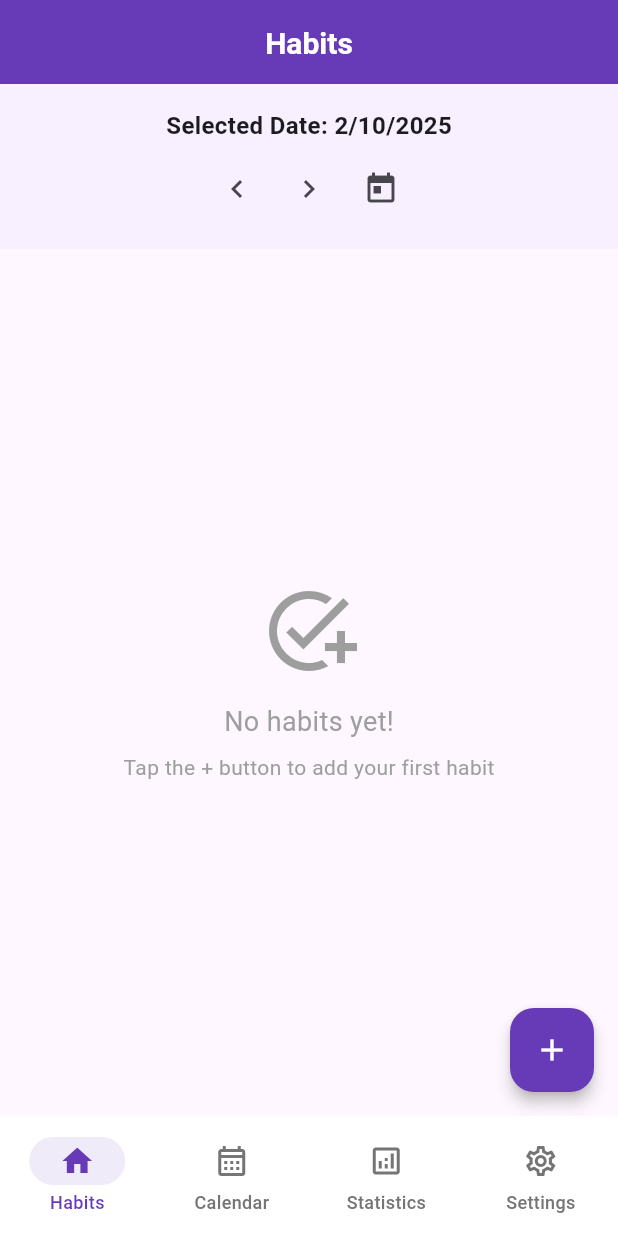
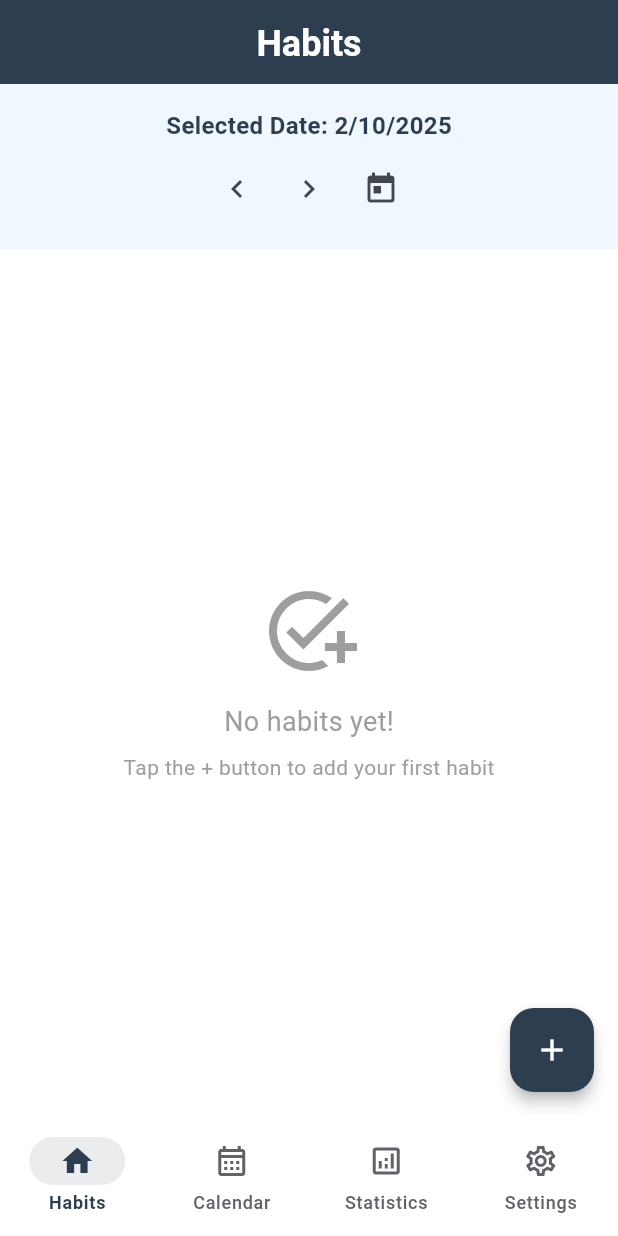
Before and after one commit to benjamin-millot/everyday-counts, a Flutter app: the screen it shows after launch, on a phone screen of 412 x 824 dp. Run offline on Flutter 3.47's test engine with Material 3 defaults, Android fonts, the phone set to English and light mode, and no system bars; our stand-ins replace sqflite, table_calendar; accounts and stored records are empty.

Commit message:
Centralize theme configuration and modernize appearance.

```diff
--- a/lib/theme/app_colors.dart
+++ b/lib/theme/app_colors.dart
@@ -1,33 +1,47 @@
 import 'package:flutter/material.dart';
+import 'theme_config.dart';
 
 class AppColors {
-  // Primary Colors - Material 3 Deep Purple
-  static const Color primary = Color(0xFF673AB7);
-  static const Color primaryLight = Color(0xFF9C27B0);
-  static const Color primaryDark = Color(0xFF512DA8);
+  static const Color themeSeed = ThemeConfig.themeSeed; // Get theme from config, avoid changing it here
 
-  // Semantic Colors
-  static const Color success = Color(0xFF4CAF50);
-  static const Color warning = Color(0xFFFF9800);
-  static const Color error = Color(0xFFF44336);
-  static const Color info = Color(0xFF2196F3);
+  // Primary Colors (derived from seed)
+  static const Color primary = themeSeed;
+  static const Color primaryLight = Color(0xFF34495E);
+  static const Color primaryDark = Color(0xFF1A252F);
 
-  // Medal Colors
-  static const Color gold = Color(0xFFFFD700);
-  static const Color silver = Color(0xFFC0C0C0);
+  // Secondary Colors (complementary)
+  static const Color secondary = Color(0xFF7F8C8D);
+  static const Color secondaryLight = Color(0xFF95A5A6);
+  static const Color secondaryDark = Color(0xFF5D6D7E);
+
+  // Semantic Colors (dimmer, modern)
+  static const Color success = Color(0xFF27AE60);
+  static const Color warning = Color(0xFFE67E22);
+  static const Color error = Color(0xFFE74C3C);
+  static const Color info = Color(0xFF3498DB);
+
+  // Neutral Colors (modern grays)
+  static const Color background = Color(0xFFF8F9FA);
+  static const Color surface = Color(0xFFFFFFFF);
+  static const Color surfaceVariant = Color(0xFFF1F3F4);
+  static const Color onSurface = Color(0xFF2C3E50);
+  static const Color onSurfaceVariant = Color(0xFF5F6368);
+
+  // Border and Divider Colors
+  static const Color outline = Color(0xFFE0E0E0);
+  static const Color outlineVariant = Color(0xFFF0F0F0);
+
+  // Medal Colors (refined)
+  static const Color gold = Color(0xFFB8860B);
+  static const Color silver = Color(0xFF8E8E93);
   static const Color bronze = Color(0xFFCD7F32);
 
-  // Neutral Colors
-  static const Color background = Color(0xFFFAFAFA);
-  static const Color surface = Color(0xFFFFFFFF);
-  static const Color onSurface = Color(0xFF1C1B1F);
-
-  // Statistics Colors
-  static const Color statsBlue = Color(0xFF2196F3);
-  static const Color statsGreen = Color(0xFF4CAF50);
-  static const Color statsOrange = Color(0xFFFF9800);
-  static const Color statsPurple = Color(0xFF9C27B0);
-  static const Color statsTeal = Color(0xFF009688);
-  static const Color statsRed = Color(0xFFF44336);
-  static const Color statsAmber = Color(0xFFFFC107);
+  // Statistics Colors (modern palette)
+  static const Color statsBlue = Color(0xFF3498DB);
+  static const Color statsGreen = Color(0xFF27AE60);
+  static const Color statsOrange = Color(0xFFE67E22);
+  static const Color statsPurple = Color(0xFF9B59B6);
+  static const Color statsTeal = Color(0xFF1ABC9C);
+  static const Color statsRed = Color(0xFFE74C3C);
+  static const Color statsAmber = Color(0xFFF39C12);
 }
--- a/lib/theme/app_theme.dart
+++ b/lib/theme/app_theme.dart
@@ -8,110 +8,211 @@ class AppTheme {
     return ThemeData(
       useMaterial3: true,
       brightness: Brightness.light,
+
+      // Use the theme seed for dynamic color generation
       colorScheme: ColorScheme.fromSeed(
-        seedColor: AppColors.primary,
+        seedColor: AppColors.themeSeed,
         brightness: Brightness.light,
+      ).copyWith(
+        // Override specific colors for our modern look
+        primary: AppColors.primary,
+        secondary: AppColors.secondary,
+        surface: AppColors.surface,
+        error: AppColors.error,
+        onPrimary: Colors.white,
+        onSecondary: Colors.white,
+        onSurface: AppColors.onSurface,
+        onError: Colors.white,
       ),
 
-      // AppBar Theme
+      // AppBar Theme - Modern and sharp
       appBarTheme: AppBarTheme(
         backgroundColor: AppColors.primary,
         foregroundColor: Colors.white,
         elevation: 0,
         centerTitle: true,
-        titleTextStyle: AppTypography.headline3.copyWith(color: Colors.white),
+        titleTextStyle: AppTypography.headline3.copyWith(
+          color: Colors.white,
+          fontWeight: FontWeight.w600,
+        ),
+        surfaceTintColor: Colors.transparent,
+        shadowColor: AppColors.primary.withValues(alpha: 0.1),
       ),
 
-      // Card Theme
+      // Card Theme - Sharp corners, subtle shadows
       cardTheme: CardThemeData(
-        elevation: 2,
+        elevation: 1,
+        shadowColor: AppColors.outline.withValues(alpha: 0.1),
         shape: RoundedRectangleBorder(
-          borderRadius: BorderRadius.circular(16),
+          borderRadius: BorderRadius.circular(12),
         ),
         margin: const EdgeInsets.symmetric(
           horizontal: AppSpacing.md,
           vertical: AppSpacing.sm,
         ),
+        color: AppColors.surface,
+        surfaceTintColor: Colors.transparent,
       ),
 
-      // Elevated Button Theme
+      // Elevated Button Theme - Modern, sharp
       elevatedButtonTheme: ElevatedButtonThemeData(
         style: ElevatedButton.styleFrom(
           backgroundColor: AppColors.primary,
           foregroundColor: Colors.white,
+          elevation: 2,
+          shadowColor: AppColors.primary.withValues(alpha: 0.3),
           shape: RoundedRectangleBorder(
-            borderRadius: BorderRadius.circular(12),
+            borderRadius: BorderRadius.circular(8),
           ),
           padding: const EdgeInsets.symmetric(
             horizontal: AppSpacing.lg,
             vertical: AppSpacing.md,
           ),
-          textStyle: AppTypography.button,
+          textStyle: AppTypography.button.copyWith(
+            fontWeight: FontWeight.w600,
+          ),
         ),
       ),
 
       // Floating Action Button Theme
-      floatingActionButtonTheme: const FloatingActionButtonThemeData(
+      floatingActionButtonTheme: FloatingActionButtonThemeData(
         backgroundColor: AppColors.primary,
         foregroundColor: Colors.white,
         elevation: 4,
+        shape: RoundedRectangleBorder(
+          borderRadius: BorderRadius.circular(16),
+        ),
       ),
 
-      // Input Decoration Theme
+      // Input Decoration Theme - Sharp, modern
       inputDecorationTheme: InputDecorationTheme(
         border: OutlineInputBorder(
-          borderRadius: BorderRadius.circular(16),
-          borderSide: BorderSide(color: Colors.grey[300]!),
+          borderRadius: BorderRadius.circular(8),
+          borderSide: BorderSide(color: AppColors.outline),
         ),
         enabledBorder: OutlineInputBorder(
-          borderRadius: BorderRadius.circular(16),
-          borderSide: BorderSide(color: Colors.grey[300]!),
+          borderRadius: BorderRadius.circular(8),
+          borderSide: BorderSide(color: AppColors.outline),
         ),
         focusedBorder: OutlineInputBorder(
-          borderRadius: BorderRadius.circular(16),
+          borderRadius: BorderRadius.circular(8),
           borderSide: const BorderSide(color: AppColors.primary, width: 2),
         ),
+        errorBorder: OutlineInputBorder(
+          borderRadius: BorderRadius.circular(8),
+          borderSide: const BorderSide(color: AppColors.error),
+        ),
         filled: true,
-        fillColor: Colors.grey[50],
+        fillColor: AppColors.surfaceVariant,
         contentPadding: const EdgeInsets.symmetric(
           horizontal: AppSpacing.md,
           vertical: AppSpacing.md,
         ),
-        labelStyle: TextStyle(color: Colors.grey[600]),
-        hintStyle: TextStyle(color: Colors.grey[400]),
+        labelStyle: TextStyle(
+          color: AppColors.onSurfaceVariant,
+          fontWeight: FontWeight.w500,
+        ),
+        hintStyle: TextStyle(
+          color: AppColors.onSurfaceVariant.withValues(alpha: 0.6),
+        ),
       ),
 
-      // Text Theme
+      // Text Theme - Modern typography
       textTheme: TextTheme(
-        headlineLarge: AppTypography.headline1,
-        headlineMedium: AppTypography.headline2,
-        headlineSmall: AppTypography.headline3,
-        bodyLarge: AppTypography.body1,
-        bodyMedium: AppTypography.body2,
-        labelLarge: AppTypography.label1,
-        labelMedium: AppTypography.label2,
-        bodySmall: AppTypography.caption,
+        headlineLarge: AppTypography.headline1.copyWith(
+          color: AppColors.onSurface,
+          fontWeight: FontWeight.w700,
+        ),
+        headlineMedium: AppTypography.headline2.copyWith(
+          color: AppColors.onSurface,
+          fontWeight: FontWeight.w600,
+        ),
+        headlineSmall: AppTypography.headline3.copyWith(
+          color: AppColors.onSurface,
+          fontWeight: FontWeight.w600,
+        ),
+        bodyLarge: AppTypography.body1.copyWith(
+          color: AppColors.onSurface,
+        ),
+        bodyMedium: AppTypography.body2.copyWith(
+          color: AppColors.onSurface,
+        ),
+        labelLarge: AppTypography.label1.copyWith(
+          color: AppColors.onSurface,
+          fontWeight: FontWeight.w600,
+        ),
+        labelMedium: AppTypography.label2.copyWith(
+          color: AppColors.onSurfaceVariant,
+        ),
+        bodySmall: AppTypography.caption.copyWith(
+          color: AppColors.onSurfaceVariant,
+        ),
       ),
 
-      // Navigation Bar Theme
+      // Navigation Bar Theme - Modern, sharp
       navigationBarTheme: NavigationBarThemeData(
         elevation: 2,
-        backgroundColor: Colors.white,
+        backgroundColor: AppColors.surface,
         indicatorColor: AppColors.primary.withValues(alpha: 0.1),
         labelTextStyle: WidgetStateProperty.resolveWith((states) {
           if (states.contains(WidgetState.selected)) {
-            return AppTypography.label2.copyWith(color: AppColors.primary);
+            return AppTypography.label2.copyWith(
+              color: AppColors.primary,
+              fontWeight: FontWeight.w600,
+            );
           }
-          return AppTypography.label2.copyWith(color: Colors.grey[600]);
+          return AppTypography.label2.copyWith(
+            color: AppColors.onSurfaceVariant,
+          );
         }),
         iconTheme: WidgetStateProperty.resolveWith((states) {
           if (states.contains(WidgetState.selected)) {
             return const IconThemeData(color: AppColors.primary);
           }
-          return IconThemeData(color: Colors.grey[600]);
+          return IconThemeData(color: AppColors.onSurfaceVariant);
         }),
+      ),
+
+      // Switch Theme - Modern
+      switchTheme: SwitchThemeData(
+        thumbColor: WidgetStateProperty.resolveWith((states) {
+          if (states.contains(WidgetState.selected)) {
+            return AppColors.primary;
+          }
+          return AppColors.onSurfaceVariant;
+        }),
+        trackColor: WidgetStateProperty.resolveWith((states) {
+          if (states.contains(WidgetState.selected)) {
+            return AppColors.primary.withValues(alpha: 0.3);
+          }
+          return AppColors.outline;
+        }),
+      ),
+
+      // Divider Theme
+      dividerTheme: const DividerThemeData(
+        color: AppColors.outlineVariant,
+        thickness: 1,
+        space: 1,
+      ),
+
+      // List Tile Theme
+      listTileTheme: ListTileThemeData(
+        shape: RoundedRectangleBorder(
+          borderRadius: BorderRadius.circular(8),
+        ),
+        contentPadding: const EdgeInsets.symmetric(
+          horizontal: AppSpacing.md,
+          vertical: AppSpacing.sm,
+        ),
+        titleTextStyle: AppTypography.body1.copyWith(
+          color: AppColors.onSurface,
+          fontWeight: FontWeight.w500,
+        ),
+        subtitleTextStyle: AppTypography.body2.copyWith(
+          color: AppColors.onSurfaceVariant,
+        ),
       ),
     );
   }
-
 }
--- a/lib/theme/app_typography.dart
+++ b/lib/theme/app_typography.dart
@@ -1,61 +1,86 @@
 import 'package:flutter/material.dart';
 
 class AppTypography {
-  // Headlines
+  // Headlines - Sharp and modern
   static const TextStyle headline1 = TextStyle(
     fontSize: 32,
-    fontWeight: FontWeight.bold,
+    fontWeight: FontWeight.w700,
+    letterSpacing: -0.5,
     height: 1.2,
   );
 
   static const TextStyle headline2 = TextStyle(
-    fontSize: 24,
-    fontWeight: FontWeight.bold,
+    fontSize: 28,
+    fontWeight: FontWeight.w600,
+    letterSpacing: -0.25,
     height: 1.3,
   );
 
   static const TextStyle headline3 = TextStyle(
-    fontSize: 20,
+    fontSize: 24,
     fontWeight: FontWeight.w600,
+    letterSpacing: 0,
     height: 1.3,
   );
 
-  // Body text
+  static const TextStyle headline4 = TextStyle(
+    fontSize: 20,
+    fontWeight: FontWeight.w600,
+    letterSpacing: 0,
+    height: 1.4,
+  );
+
+  // Body text - Clean and readable
   static const TextStyle body1 = TextStyle(
     fontSize: 16,
-    fontWeight: FontWeight.normal,
+    fontWeight: FontWeight.w400,
+    letterSpacing: 0.15,
     height: 1.5,
   );
 
   static const TextStyle body2 = TextStyle(
     fontSize: 14,
-    fontWeight: FontWeight.normal,
+    fontWeight: FontWeight.w400,
+    letterSpacing: 0.25,
     height: 1.4,
   );
 
-  // Labels and captions
+  // Labels - Sharp and distinct
   static const TextStyle label1 = TextStyle(
     fontSize: 14,
-    fontWeight: FontWeight.w500,
+    fontWeight: FontWeight.w600,
+    letterSpacing: 0.1,
     height: 1.4,
   );
 
   static const TextStyle label2 = TextStyle(
     fontSize: 12,
     fontWeight: FontWeight.w500,
-    height: 1.3,
-  );
-
-  static const TextStyle caption = TextStyle(
-    fontSize: 12,
-    fontWeight: FontWeight.normal,
+    letterSpacing: 0.5,
     height: 1.3,
   );
 
   // Button text
   static const TextStyle button = TextStyle(
-    fontSize: 16,
+    fontSize: 14,
     fontWeight: FontWeight.w600,
+    letterSpacing: 0.1,
+    height: 1.2,
+  );
+
+  // Caption - Subtle
+  static const TextStyle caption = TextStyle(
+    fontSize: 12,
+    fontWeight: FontWeight.w400,
+    letterSpacing: 0.4,
+    height: 1.3,
+  );
+
+  // Overline - For small labels
+  static const TextStyle overline = TextStyle(
+    fontSize: 10,
+    fontWeight: FontWeight.w500,
+    letterSpacing: 1.5,
     height: 1.2,
   );
 }
--- /dev/null
+++ b/lib/theme/theme_config.dart
@@ -0,0 +1,17 @@
+import 'package:flutter/material.dart';
+
+/// Theme Configuration - Change the theme seed color here to change the entire app theme
+/// To change the theme, simply replace the color value below:
+class ThemeConfig {
+  // ===== CHANGE THIS COLOR TO CHANGE THE ENTIRE THEME =====
+  static const Color themeSeed = Color(0xFF2C3E50); // Modern slate blue
+
+  // Alternative theme examples (uncomment one to use):
+  // static const Color themeSeed = Color(0xFF6A4C93); // Modern purple
+  // static const Color themeSeed = Color(0xFF2E7D32); // Sharp green
+  // static const Color themeSeed = Color(0xFF00695C); // Elegant teal
+  // static const Color themeSeed = Color(0xFF3F51B5); // Sophisticated indigo
+  // static const Color themeSeed = Color(0xFFE65100); // Refined orange
+  // static const Color themeSeed = Color(0xFF1A237E); // Classic navy
+  // static const Color themeSeed = Color(0xFF424242); // Modern gray
+}
```
